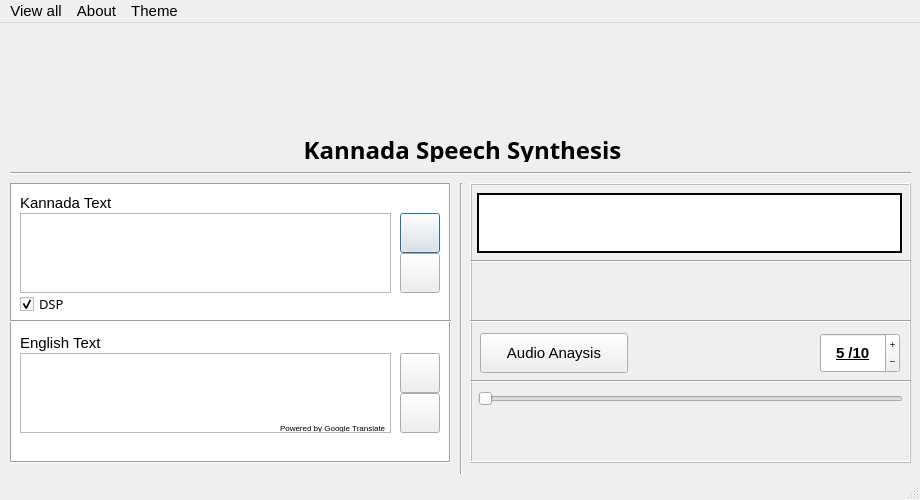
First picture: the form in App/ui/Application.ui, repository shashankrnr32/KannadaTTS-Application, before the edit.
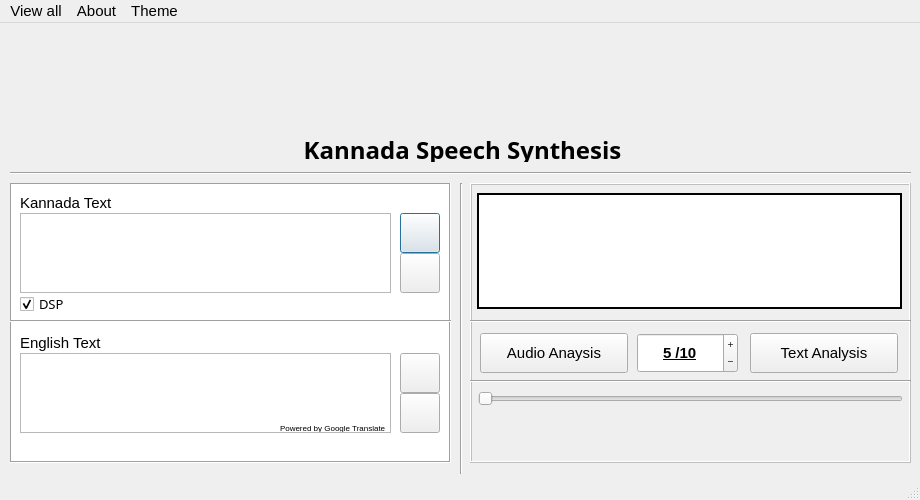
Second picture: the form after the edit. Icons and pictures are not drawn.

```diff
--- a/App/ui/Application.ui
+++ b/App/ui/Application.ui
@@ -644,9 +644,9 @@
    <widget class="QSpinBox" name="rating">
     <property name="geometry">
      <rect>
-      <x>820</x>
+      <x>637</x>
       <y>310</y>
-      <width>80</width>
+      <width>101</width>
       <height>40</height>
      </rect>
     </property>
@@ -721,19 +721,6 @@
      <enum>Qt::Horizontal</enum>
     </property>
    </widget>
-   <widget class="Line" name="line_5">
-    <property name="geometry">
-     <rect>
-      <x>470</x>
-      <y>230</y>
-      <width>441</width>
-      <height>16</height>
-     </rect>
-    </property>
-    <property name="orientation">
-     <enum>Qt::Horizontal</enum>
-    </property>
-   </widget>
    <widget class="Line" name="line_6">
     <property name="geometry">
      <rect>
@@ -759,7 +746,7 @@
       <x>477</x>
       <y>170</y>
       <width>425</width>
-      <height>60</height>
+      <height>116</height>
      </rect>
     </property>
     <property name="font">
@@ -862,6 +849,57 @@
      <bool>false</bool>
     </property>
    </widget>
+   <widget class="QPushButton" name="tanalysis_button">
+    <property name="geometry">
+     <rect>
+      <x>750</x>
+      <y>310</y>
+      <width>148</width>
+      <height>40</height>
+     </rect>
+    </property>
+    <property name="font">
+     <font>
+      <weight>50</weight>
+      <bold>false</bold>
+      <stylestrategy>PreferAntialias</stylestrategy>
+      <kerning>true</kerning>
+     </font>
+    </property>
+    <property name="toolTip">
+     <string>Audio Analysis</string>
+    </property>
+    <property name="statusTip">
+     <string>Audio Analysis and Plots</string>
+    </property>
+    <property name="layoutDirection">
+     <enum>Qt::LeftToRight</enum>
+    </property>
+    <property name="autoFillBackground">
+     <bool>false</bool>
+    </property>
+    <property name="text">
+     <string>Text Analysis</string>
+    </property>
+    <property name="iconSize">
+     <size>
+      <width>30</width>
+      <height>30</height>
+     </size>
+    </property>
+    <property name="checkable">
+     <bool>false</bool>
+    </property>
+    <property name="autoDefault">
+     <bool>false</bool>
+    </property>
+    <property name="default">
+     <bool>false</bool>
+    </property>
+    <property name="flat">
+     <bool>false</bool>
+    </property>
+   </widget>
    <zorder>columnView_2</zorder>
    <zorder>listView_2</zorder>
    <zorder>rit_logo</zorder>
@@ -886,11 +924,11 @@
    <zorder>rating</zorder>
    <zorder>line_3</zorder>
    <zorder>line_4</zorder>
-   <zorder>line_5</zorder>
    <zorder>line_6</zorder>
    <zorder>text_view</zorder>
    <zorder>refresh_button</zorder>
    <zorder>analysis_button</zorder>
+   <zorder>tanalysis_button</zorder>
   </widget>
   <widget class="QMenuBar" name="menubar">
    <property name="geometry">
```
